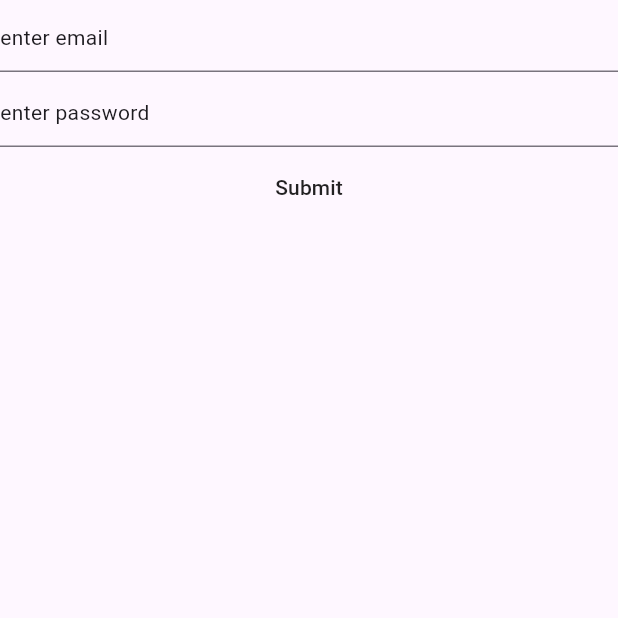
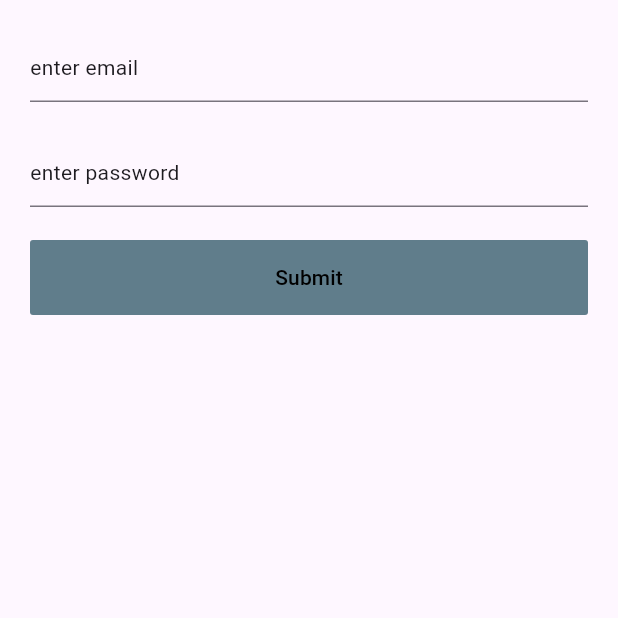
Before and after one commit to JoshuaOzibo/Learning_Flutter, a Flutter app: the FormAuthScreen screen opened directly, after a tap on "Submit", on a phone screen of 412 x 824 dp, the top half of it. Run offline on Flutter 3.47's test engine with Material 3 defaults, Android fonts, the phone set to English and light mode, and no system bars; our stand-ins replace bloc, flutter_bloc, flutter_dotenv, hive, hive_flutter; missing offline and left inert: auth0_flutter, otp_pin_field, pay; accounts and stored records are empty.

Commit message:
updated the input and the controller

```diff
--- a/lib/full_auth_practice/presentation/form_inputs/email_and_password_input.dart
+++ b/lib/full_auth_practice/presentation/form_inputs/email_and_password_input.dart
@@ -13,7 +13,10 @@ class EmailAndPasswordInput extends StatelessWidget {
   final VoidCallback handleSubmitLogin;
   @override
   Widget build(BuildContext context) {
-    return Column(
+    return Padding(
+      padding: const EdgeInsets.symmetric(horizontal: 20, vertical: 20),
+      child: Column(
+        spacing: 20,
         children: [
           SizedBox(
             width: double.infinity,
@@ -28,7 +31,7 @@ class EmailAndPasswordInput extends StatelessWidget {
             width: double.infinity,
             height: 50,
             child: TextField(
-            controller: emailController,
+              controller: passwordController,
               autocorrect: true,
               decoration: InputDecoration(hint: Text('enter password')),
             ),
@@ -37,10 +40,16 @@ class EmailAndPasswordInput extends StatelessWidget {
           MaterialButton(
             onPressed: handleSubmitLogin,
             height: 50,
+            elevation: 0,
+            highlightElevation: 0,
+            color: Colors.blueGrey,
             minWidth: double.infinity,
-          child: Text('Submit'),
+            child: Text('Submit', style: TextStyle(
+              color: Colors.black
+            ),),
           ),
         ],
+      ),
     );
   }
 }
--- a/lib/full_auth_practice/presentation/screens/form_auth_screen.dart
+++ b/lib/full_auth_practice/presentation/screens/form_auth_screen.dart
@@ -14,6 +14,10 @@ class _FormAuthScreenState extends State<FormAuthScreen> {
 
   handleSubmitLogin() {
     print('object');
+    if(_emailController.text.isEmpty || _passwordController.text.isEmpty){
+      return;
+    }
+    print({"email": "${_emailController.text}", "password" : "${_passwordController.text}"});
 
     _emailController.clear();
     _passwordController.clear();
--- a/lib/main.dart
+++ b/lib/main.dart
@@ -17,6 +17,7 @@ import 'package:flutter_application_1/flutter_animation/implicit_animation/anima
 import 'package:flutter_application_1/flutter_animation/implicit_animation/animation_two.dart';
 import 'package:flutter_application_1/flutter_animation/implicit_animation/rotation_animation.dart';
 import 'package:flutter_application_1/flutter_animation/page_route_animations/splash_animation.dart';
+import 'package:flutter_application_1/full_auth_practice/presentation/screens/form_auth_screen.dart';
 import 'package:flutter_application_1/learning_auth/learning_auth_screen.dart';
 import 'package:flutter_application_1/learning_auth/viewmodel_with_cubit/viewmodel_auth.dart';
 import 'package:flutter_application_1/learning_auth/widgets/validate_code.dart';
@@ -88,7 +89,7 @@ class MyApp extends StatelessWidget {
   @override
   Widget build(BuildContext context) {
     //LearningAuthScreen()
-    // //HivePage() //const SimpleCart() //  HiveTodoPage() //NoteHomePage() //TodoHomePage()
-    return MaterialApp(home: const LearningAuthScreen());
+    // //HivePage() //const SimpleCart() //  HiveTodoPage() //NoteHomePage() //TodoHomePage() LearningAuthScreen()
+    return MaterialApp(home: const FormAuthScreen());
   }
 }
```
Lines whose indentation alone changed are shown as unchanged.
